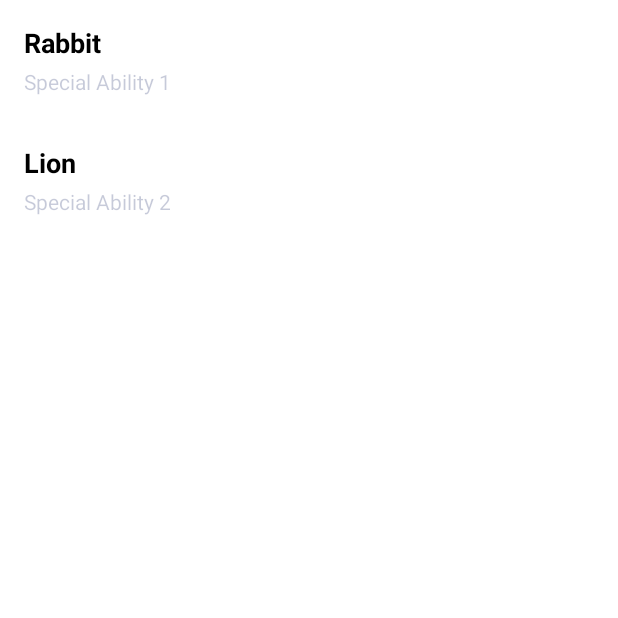
After one commit to JakeyP99/High-To-Low, an Android app: the CharacterClassSelection screen opened directly, with no data from a screen before it, on a phone screen of 412 x 824 dp, the top half of it. The commit adds this screen. Run offline under Robolectric (Android 15) with nearby library versions, the phone set to English and light mode, and no system bars; Roboto replaces fonts that are not available here.

Commit message:
CharacterClassSelection can now be viewed, with no buttons.

```diff
--- a/app/src/main/AndroidManifest.xml
+++ b/app/src/main/AndroidManifest.xml
@@ -29,9 +29,7 @@
             </intent-filter>
         </activity>
 
-        <activity
-            android:name=".mainActivity.MainActivityGame"
-        />
+        <activity android:name=".mainActivity.MainActivityGame" />
 
         <activity android:name=".mainActivity.PlayerNumberChoice" />
 
@@ -39,7 +37,7 @@
 
         <activity android:name=".mainActivity.NumberChoice" />
 
-        <activity android:name=".mainActivity.ClassSelection" />
+        <activity android:name=".createPlayer.CharacterClassSelection" />
 
         <activity android:name=".instructions.InstructionsToPlay" />
 
@@ -48,11 +46,9 @@
             android:name=".wildCards.WildCardChoice"
             android:windowSoftInputMode="adjustNothing" />
 
-        <activity
-            android:name=".game.GeneralSettings" />
+        <activity android:name=".game.GeneralSettings" />
 
-        <activity
-            android:name=".mainActivity.MainActivitySplitScreen" />
+        <activity android:name=".mainActivity.MainActivitySplitScreen" />
 
         <activity
             android:name=".createPlayer.DrawingPlayerModels" />
--- /dev/null
+++ b/app/src/main/java/com/example/countingdowngame/createPlayer/CharacterClassAdapter.java
@@ -0,0 +1,51 @@
+package com.example.countingdowngame.createPlayer;
+
+import android.view.LayoutInflater;
+import android.view.View;
+import android.view.ViewGroup;
+import android.widget.TextView;
+
+import androidx.annotation.NonNull;
+import androidx.recyclerview.widget.RecyclerView;
+
+import com.example.countingdowngame.R;
+
+import java.util.List;
+
+public class CharacterClassAdapter extends RecyclerView.Adapter<CharacterClassAdapter.ViewHolder> {
+    private List<CharacterClassStore> characterClasses;
+
+    public CharacterClassAdapter(List<CharacterClassStore> characterClasses) {
+        this.characterClasses = characterClasses;
+    }
+
+    @NonNull
+    @Override
+    public ViewHolder onCreateViewHolder(@NonNull ViewGroup parent, int viewType) {
+        View view = LayoutInflater.from(parent.getContext()).inflate(R.layout.item_character_class, parent, false);
+        return new ViewHolder(view);
+    }
+
+    @Override
+    public void onBindViewHolder(@NonNull ViewHolder holder, int position) {
+        CharacterClassStore characterClass = characterClasses.get(position);
+        holder.classNameTextView.setText(characterClass.getClassName());
+        holder.specialAbilityTextView.setText(characterClass.getSpecialAbility());
+    }
+
+    @Override
+    public int getItemCount() {
+        return characterClasses.size();
+    }
+
+    public static class ViewHolder extends RecyclerView.ViewHolder {
+        TextView classNameTextView;
+        TextView specialAbilityTextView;
+
+        public ViewHolder(View itemView) {
+            super(itemView);
+            classNameTextView = itemView.findViewById(R.id.classNameTextView);
+            specialAbilityTextView = itemView.findViewById(R.id.specialAbilityTextView);
+        }
+    }
+}
--- /dev/null
+++ b/app/src/main/java/com/example/countingdowngame/createPlayer/CharacterClassSelection.java
@@ -0,0 +1,36 @@
+package com.example.countingdowngame.createPlayer;
+
+import android.os.Bundle;
+
+import androidx.recyclerview.widget.LinearLayoutManager;
+import androidx.recyclerview.widget.RecyclerView;
+
+import com.example.countingdowngame.R;
+import com.example.countingdowngame.utils.ButtonUtilsActivity;
+
+import java.util.ArrayList;
+import java.util.List;
+
+public class CharacterClassSelection extends ButtonUtilsActivity {
+
+    private RecyclerView recyclerView;
+    private CharacterClassAdapter adapter;
+
+    @Override
+    protected void onCreate(Bundle savedInstanceState) {
+        super.onCreate(savedInstanceState);
+        setContentView(R.layout.characterclass_selection);
+
+        recyclerView = findViewById(R.id.playerRecyclerView);
+        recyclerView.setLayoutManager(new LinearLayoutManager(this));
+
+        // Create a list of character classes (Rabbit and Lion)
+        List<CharacterClassStore> characterClasses = new ArrayList<>();
+        characterClasses.add(new CharacterClassStore("Rabbit", "Special Ability 1"));
+        characterClasses.add(new CharacterClassStore("Lion", "Special Ability 2"));
+
+        // Initialize the adapter and set it to the RecyclerView
+        adapter = new CharacterClassAdapter(characterClasses);
+        recyclerView.setAdapter(adapter);
+    }
+}
--- /dev/null
+++ b/app/src/main/java/com/example/countingdowngame/createPlayer/CharacterClassStore.java
@@ -0,0 +1,20 @@
+package com.example.countingdowngame.createPlayer;
+
+public class CharacterClassStore {
+    private String className;
+    private String specialAbility;
+
+    public CharacterClassStore(String className, String specialAbility) {
+        this.className = className;
+        this.specialAbility = specialAbility;
+    }
+
+    public String getClassName() {
+        return className;
+    }
+
+    public String getSpecialAbility() {
+        return specialAbility;
+    }
+
+}
--- a/app/src/main/java/com/example/countingdowngame/createPlayer/PlayerChoice.java
+++ b/app/src/main/java/com/example/countingdowngame/createPlayer/PlayerChoice.java
@@ -34,7 +34,6 @@ import androidx.recyclerview.widget.RecyclerView;
 import com.example.countingdowngame.R;
 import com.example.countingdowngame.game.Game;
 import com.example.countingdowngame.game.Player;
-import com.example.countingdowngame.mainActivity.ClassSelection;
 import com.example.countingdowngame.mainActivity.NumberChoice;
 import com.example.countingdowngame.stores.PlayerModelLocalStore;
 import com.example.countingdowngame.utils.ButtonUtilsActivity;
@@ -54,7 +53,6 @@ public class PlayerChoice extends ButtonUtilsActivity implements PlayerListAdapt
     private int totalPlayerCount;
     private RecyclerView playerRecyclerView;
     private int selectedPlayerCount;
-
     @Override
     protected void onResume() {
         super.onResume();
@@ -68,9 +66,8 @@ public class PlayerChoice extends ButtonUtilsActivity implements PlayerListAdapt
 
     @Override
     public void onPlayerClick(int position) {
-        // Handle player click here
         Player player = playerList.get(position);
-        Intent intent = new Intent(this, ClassSelection.class);
+        Intent intent = new Intent(this, CharacterClassSelection.class);
         intent.putExtra("selectedPlayer", player);
         startActivity(intent);
         Log.d("Player Clicked", "onPlayerClick: True");
--- a/app/src/main/java/com/example/countingdowngame/createPlayer/PlayerListAdapter.java
+++ b/app/src/main/java/com/example/countingdowngame/createPlayer/PlayerListAdapter.java
@@ -40,7 +40,6 @@ public class PlayerListAdapter extends RecyclerView.Adapter<PlayerListAdapter.Vi
     public interface ClickListener {
         void onPlayerClick(int position);
     }
-
     @NonNull
     @Override
     public ViewHolder onCreateViewHolder(@NonNull ViewGroup parent, int viewType) {
--- a/app/src/main/java/com/example/countingdowngame/mainActivity/ClassSelection.java
+++ /dev/null
@@ -1,50 +0,0 @@
-package com.example.countingdowngame.mainActivity;
-
-import android.os.Bundle;
-
-import com.example.countingdowngame.R;
-import com.example.countingdowngame.utils.ButtonUtilsActivity;
-
-public class ClassSelection extends ButtonUtilsActivity {
-
-//    private CharacterSelection characterSelection;
-
-    @Override
-    protected void onCreate(Bundle savedInstanceState) {
-        super.onCreate(savedInstanceState);
-        setContentView(R.layout.character_selection);
-
-//        // Retrieve the selected player from the previous screen
-//        Player selectedPlayer = getIntent().getParcelableExtra("selectedPlayer");
-//
-//        // Create a CharacterSelection object with the selected player
-//        characterSelection = new CharacterSelection(selectedPlayer);
-//
-//        // Initialize UI elements for character class selection
-//        Button class1Button = findViewById(R.id.class1Button);
-//        Button class2Button = findViewById(R.id.class2Button);
-//
-//        // Set click listeners to handle character class selection
-//        class1Button.setOnClickListener(new View.OnClickListener() {
-//            @Override
-//            public void onClick(View view) {
-//                // Set the selected character class (e.g., Class 1)
-//                characterSelection.setSelectedCharacterClass(CharacterClass.CLASS1);
-//
-//                // Proceed to the game or the next screen
-//                // You can start the game activity here with the characterSelection object
-//            }
-//        });
-//
-//        class2Button.setOnClickListener(new View.OnClickListener() {
-//            @Override
-//            public void onClick(View view) {
-//                // Set the selected character class (e.g., Class 2)
-//                characterSelection.setSelectedCharacterClass(CharacterClass.CLASS2);
-//
-//                // Proceed to the game or the next screen
-//                // You can start the game activity here with the characterSelection object
-//            }
-//        });
-    }
-}
--- /dev/null
+++ b/app/src/main/res/layout/item_character_class.xml
@@ -0,0 +1,28 @@
+<!-- res/layout/item_character_class.xml -->
+
+<LinearLayout xmlns:android="http://schemas.android.com/apk/res/android"
+    android:layout_width="match_parent"
+    android:layout_height="wrap_content"
+    android:orientation="vertical"
+    android:padding="16dp">
+
+    <TextView
+        android:id="@+id/classNameTextView"
+        android:layout_width="wrap_content"
+        android:layout_height="wrap_content"
+        android:textSize="18sp"
+        android:textStyle="bold"
+        android:textColor="@android:color/black"
+        android:layout_gravity="start"
+        android:gravity="start"
+        android:layout_marginBottom="4dp" />
+
+    <TextView
+        android:id="@+id/specialAbilityTextView"
+        android:layout_width="wrap_content"
+        android:layout_height="wrap_content"
+        android:textSize="14sp"
+        android:textColor="@color/bluedarktransparent"
+        android:layout_gravity="start"
+        android:gravity="start" />
+</LinearLayout>
```
Also changed, not shown: app/src/main/java/com/example/countingdowngame/mainActivity/CharacterSelection.java (deleted, +0 -30 lines), app/src/main/res/layout/characterclass_selection.xml (renamed from app/src/main/res/layout/character_selection.xml).
